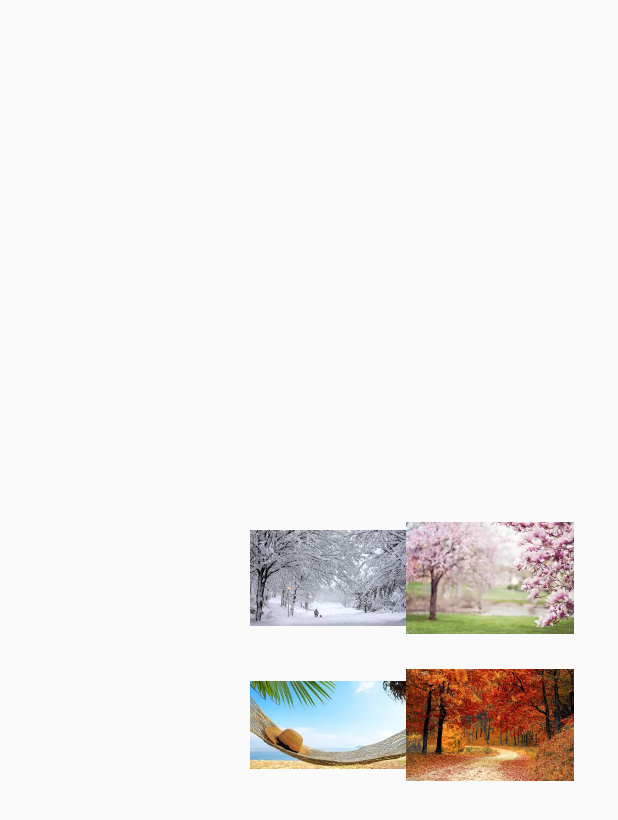
After one commit to bouhassoune/My-Appli, an Android app: the layout saison_layout.xml on its own in the app's theme, with its tools: preview values and no code run, on a phone screen of 412 x 824 dp. The commit adds this screen. Shown: the top 820 px of the screen. Run offline under Robolectric (Android 15) with nearby library versions, the phone set to English and light mode, and no system bars.

Commit message:
exercice tp4

```diff
--- a/app/src/main/java/com/example/exotp4/ui/main/SectionsPagerAdapter.java
+++ b/app/src/main/java/com/example/exotp4/ui/main/SectionsPagerAdapter.java
@@ -41,6 +41,8 @@ public class SectionsPagerAdapter extends FragmentPagerAdapter {
                 return NatureFragment.newInstance(1, mContext.getString(R.string.titre_section1));
             case 2:
                 return NatureFragment.newInstance(2, mContext.getString(R.string.titre_section2));
+            case 3:
+                return NatureFragment.newInstance(3, mContext.getString(R.string.titre_section3));
         }
         return null;
     }
--- /dev/null
+++ b/app/src/main/res/drawable/ic_action_settings.xml
@@ -0,0 +1,4 @@
+<?xml version="1.0" encoding="utf-8"?>
+<selector xmlns:android="http://schemas.android.com/apk/res/android">
+
+</selector>
--- /dev/null
+++ b/app/src/main/res/drawable/ic_launcher.xml
@@ -0,0 +1,4 @@
+<?xml version="1.0" encoding="utf-8"?>
+<selector xmlns:android="http://schemas.android.com/apk/res/android">
+
+</selector>
--- /dev/null
+++ b/app/src/main/res/layout/saison_layout.xml
@@ -0,0 +1,46 @@
+<?xml version="1.0" encoding="utf-8"?>
+<GridLayout xmlns:android="http://schemas.android.com/apk/res/android"
+    xmlns:app="http://schemas.android.com/apk/res-auto"
+    xmlns:tools="http://schemas.android.com/tools"
+    android:layout_width="wrap_content"
+    android:layout_height="wrap_content"
+    android:orientation="vertical"
+    android:layout_marginTop="500px"
+    android:layout_marginLeft="250px">
+
+    <ImageView
+        android:id="@+id/imageView"
+        android:layout_width="104dp"
+        android:layout_height="104dp"
+        android:layout_row="0"
+        android:layout_column="0"
+        app:srcCompat="@drawable/hiver"
+        tools:ignore="VectorDrawableCompat" />
+
+    <ImageView
+        android:id="@+id/imageView2"
+        android:layout_width="112dp"
+        android:layout_height="104dp"
+        android:layout_row="0"
+        android:layout_column="1"
+        app:srcCompat="@drawable/print"
+        tools:ignore="VectorDrawableCompat" />
+
+    <ImageView
+        android:id="@+id/imageView3"
+        android:layout_width="104dp"
+        android:layout_height="92dp"
+        android:layout_row="1"
+        android:layout_column="0"
+        app:srcCompat="@drawable/ete"
+        tools:ignore="VectorDrawableCompat" />
+
+    <ImageView
+        android:id="@+id/imageView4"
+        android:layout_width="112dp"
+        android:layout_height="92dp"
+        android:layout_row="1"
+        android:layout_column="1"
+        app:srcCompat="@drawable/auto"
+        tools:ignore="VectorDrawableCompat" />
+</GridLayout>
--- a/app/src/main/res/values/ids.xml
+++ b/app/src/main/res/values/ids.xml
@@ -1,4 +1,9 @@
 <?xml version="1.0" encoding="utf-8"?>
 <resources>
     <item name="fab" type="id" />
+    <item name="imageView2" type="id" />
+    <item name="imageView3" type="id" />
+    <item name="imageView4" type="id" />
+    <item name="saison" type="id" />
+    <item name="imageView" type="id" />
 </resources>
--- a/app/src/main/res/values/strings.xml
+++ b/app/src/main/res/values/strings.xml
@@ -7,4 +7,8 @@
     <string name="titre_section1">été</string>
     <string name="titre_section2">automne</string>
     <string name="titre_section3">hiver</string>
+    <string name="titre_section4">Saisons</string>
+    <string name="action_settings2" />
+    <string name="action_settings3" />
+
 </resources>
```
Also changed, not shown: app/src/main/java/com/example/exotp4/MainActivity.java (+25 -29 lines), app/src/main/java/com/example/exotp4/ui/main/NatureFragment.java (+78 -4 lines), app/src/main/res/layout/activity_main.xml (+11 -6 lines), app/src/main/res/layout/fragment_main.xml (+13 -8 lines), app/src/main/res/menu/menu_main.xml (+10 -8 lines), app/src/main/res/values/dimens.xml (+3 -4 lines).
